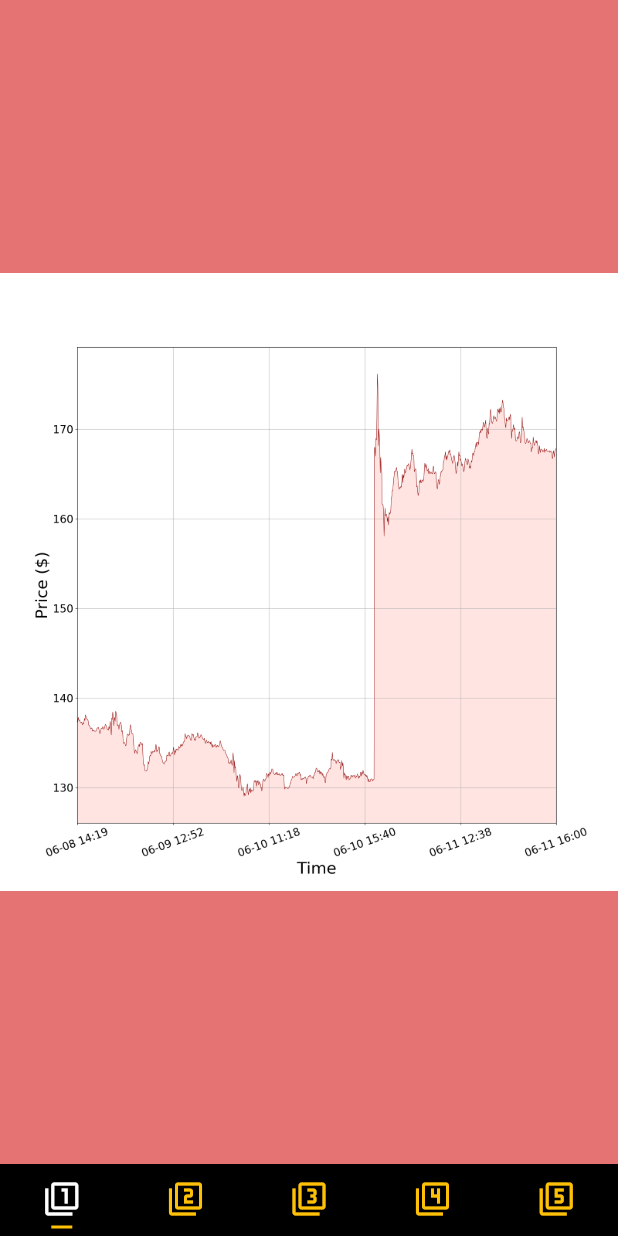
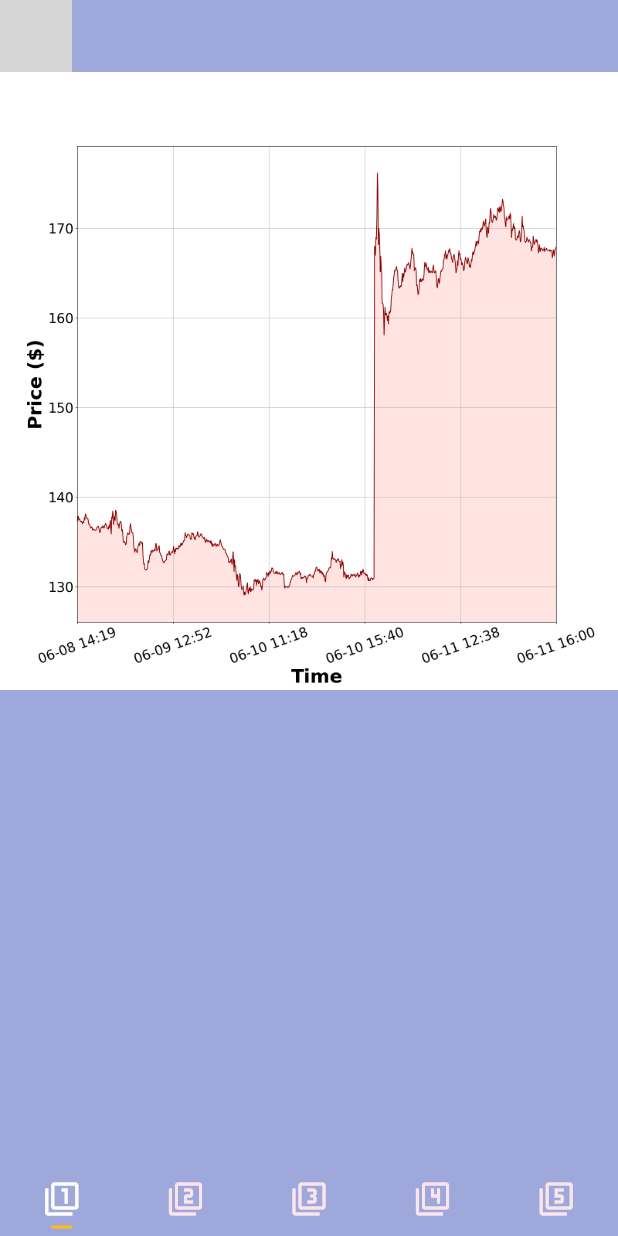
Before and after one commit to kunhwiko/stock-bot, a Flutter app: the screen it shows after launch, on a phone screen of 412 x 824 dp. Run offline on Flutter 3.47's test engine with Material 2 defaults, Android fonts, the phone set to English and light mode, and no system bars; our stand-ins replace charts_flutter; statements that could not run were skipped; grey boxes are pictures that could not be loaded.

Commit message:
interface change to flutter

```diff
--- a/dart_folder/lib/main.dart
+++ b/dart_folder/lib/main.dart
@@ -14,17 +14,27 @@ class _HomeState extends State<Home> {
   @override
   Widget build(BuildContext context) {
     return MaterialApp(
-      color: Colors.yellow,
       home: DefaultTabController(
         length: 5,
         child: new Scaffold(
           body: TabBarView(
             children: [
-              new Container(
-                child : Image(
-                  image : AssetImage('assets/image1.png'),
-                ),
-                color: Colors.red[300],
+              new Column(
+                children: [
+                  Row(
+                    children : <Widget>[
+                      Container(
+                        child:
+                      ),
+                    ],
+                  ),
+                  Container(
+                    child : Image(
+                      image : AssetImage('assets/image1.png'),
+                    ),
+                    color : Colors.white,
+                  ),
+                ],
               ),
               new Container(
                 color: Colors.amber[300],
@@ -57,12 +67,12 @@ class _HomeState extends State<Home> {
               Tab(icon: new Icon(Icons.filter_5),)
             ],
             labelColor: Colors.white,
-            unselectedLabelColor: Colors.amber,
+            unselectedLabelColor: Colors.pink[50],
             indicatorSize: TabBarIndicatorSize.label,
             indicatorPadding: EdgeInsets.all(5.0),
             indicatorColor: Colors.amber,
           ),
-          backgroundColor: Colors.black,
+          backgroundColor: Colors.indigo[200],
         ),
       ),
     );
```
Also changed, not shown: dart_folder/assets/image1.png, dart_folder/assets/image2.png, 1 other file.
